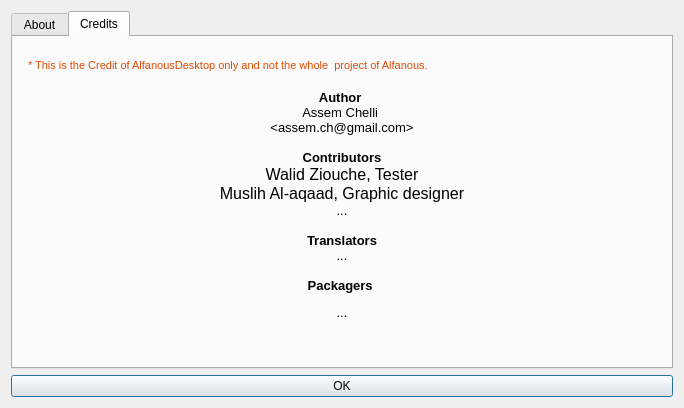
The window that src/alfanous-desktop/UI/aboutDlg.ui (Alfanous-team/alfanous) describes before a commit, drawn with Qt 5.
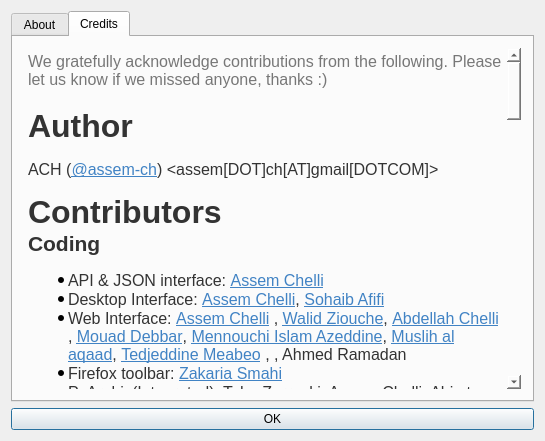
The same window after the commit. The open tabs and pages were chosen to show the change.

Commit message: update the about dialog contents

Patch:
```diff
--- a/src/alfanous-desktop/UI/aboutDlg.ui
+++ b/src/alfanous-desktop/UI/aboutDlg.ui
@@ -9,8 +9,8 @@
    <rect>
     <x>0</x>
     <y>0</y>
-    <width>684</width>
-    <height>408</height>
+    <width>545</width>
+    <height>441</height>
    </rect>
   </property>
   <property name="focusPolicy">
@@ -194,23 +194,83 @@
 &lt;html&gt;&lt;head&gt;&lt;meta name=&quot;qrichtext&quot; content=&quot;1&quot; /&gt;&lt;style type=&quot;text/css&quot;&gt;
 p, li { white-space: pre-wrap; }
 &lt;/style&gt;&lt;/head&gt;&lt;body style=&quot; font-family:'Arial'; font-size:12pt; font-weight:400; font-style:normal;&quot;&gt;
-&lt;p style=&quot; margin-top:0px; margin-bottom:0px; margin-left:0px; margin-right:0px; -qt-block-indent:0; text-indent:0px;&quot;&gt;&lt;span style=&quot; color:#de4a00; vertical-align:sub;&quot;&gt;* This is the Credit of AlfanousDesktop only and not the whole  project of Alfanous.&lt;/span&gt;&lt;/p&gt;
-&lt;p align=&quot;center&quot; style=&quot;-qt-paragraph-type:empty; margin-top:0px; margin-bottom:0px; margin-left:0px; margin-right:0px; -qt-block-indent:0; text-indent:0px;&quot;&gt;&lt;br /&gt;&lt;/p&gt;
-&lt;p align=&quot;center&quot; style=&quot; margin-top:0px; margin-bottom:0px; margin-left:0px; margin-right:0px; -qt-block-indent:0; text-indent:0px;&quot;&gt;&lt;span style=&quot; font-family:'Sans'; font-size:10pt; font-weight:600; color:#000000;&quot;&gt;Author &lt;/span&gt;&lt;/p&gt;
-&lt;p align=&quot;center&quot; style=&quot; margin-top:0px; margin-bottom:0px; margin-left:0px; margin-right:0px; -qt-block-indent:0; text-indent:0px;&quot;&gt;&lt;span style=&quot; font-family:'Sans'; font-size:10pt;&quot;&gt;Assem Chelli &lt;/span&gt;&lt;/p&gt;
-&lt;p align=&quot;center&quot; style=&quot; margin-top:0px; margin-bottom:0px; margin-left:0px; margin-right:0px; -qt-block-indent:0; text-indent:0px;&quot;&gt;&lt;span style=&quot; font-family:'Sans'; font-size:10pt;&quot;&gt;&amp;lt;assem.ch@gmail.com&amp;gt;&lt;/span&gt;&lt;/p&gt;
-&lt;p align=&quot;center&quot; style=&quot;-qt-paragraph-type:empty; margin-top:0px; margin-bottom:0px; margin-left:0px; margin-right:0px; -qt-block-indent:0; text-indent:0px; font-family:'Sans'; font-size:10pt;&quot;&gt;&lt;br /&gt;&lt;/p&gt;
-&lt;p align=&quot;center&quot; style=&quot; margin-top:0px; margin-bottom:0px; margin-left:0px; margin-right:0px; -qt-block-indent:0; text-indent:0px;&quot;&gt;&lt;span style=&quot; font-family:'Sans'; font-size:10pt; font-weight:600;&quot;&gt;Contributors&lt;/span&gt;&lt;/p&gt;
-&lt;p align=&quot;center&quot; style=&quot; margin-top:0px; margin-bottom:0px; margin-left:0px; margin-right:0px; -qt-block-indent:0; text-indent:0px;&quot;&gt;Walid Ziouche, Tester&lt;/p&gt;
-&lt;p align=&quot;center&quot; style=&quot; margin-top:0px; margin-bottom:0px; margin-left:0px; margin-right:0px; -qt-block-indent:0; text-indent:0px;&quot;&gt;Muslih Al-aqaad, Graphic designer&lt;/p&gt;
-&lt;p align=&quot;center&quot; style=&quot; margin-top:0px; margin-bottom:0px; margin-left:0px; margin-right:0px; -qt-block-indent:0; text-indent:0px;&quot;&gt;&lt;span style=&quot; font-family:'Sans'; font-size:10pt;&quot;&gt;...&lt;/span&gt;&lt;/p&gt;
-&lt;p align=&quot;center&quot; style=&quot;-qt-paragraph-type:empty; margin-top:0px; margin-bottom:0px; margin-left:0px; margin-right:0px; -qt-block-indent:0; text-indent:0px; font-family:'Sans'; font-size:10pt; font-weight:600;&quot;&gt;&lt;br /&gt;&lt;/p&gt;
-&lt;p align=&quot;center&quot; style=&quot; margin-top:0px; margin-bottom:0px; margin-left:0px; margin-right:0px; -qt-block-indent:0; text-indent:0px;&quot;&gt;&lt;span style=&quot; font-family:'Sans'; font-size:10pt; font-weight:600; color:#000000;&quot;&gt;Translators&lt;/span&gt;&lt;/p&gt;
-&lt;p align=&quot;center&quot; style=&quot; margin-top:0px; margin-bottom:0px; margin-left:0px; margin-right:0px; -qt-block-indent:0; text-indent:0px;&quot;&gt;&lt;span style=&quot; font-family:'Sans'; font-size:10pt;&quot;&gt;...&lt;/span&gt;&lt;/p&gt;
-&lt;p align=&quot;center&quot; style=&quot;-qt-paragraph-type:empty; margin-top:0px; margin-bottom:0px; margin-left:0px; margin-right:0px; -qt-block-indent:0; text-indent:0px; font-family:'Sans'; font-size:10pt;&quot;&gt;&lt;br /&gt;&lt;/p&gt;
-&lt;p align=&quot;center&quot; style=&quot; margin-top:0px; margin-bottom:12px; margin-left:0px; margin-right:0px; -qt-block-indent:0; text-indent:0px;&quot;&gt;&lt;span style=&quot; font-family:'Sans'; font-size:10pt; font-weight:600; color:#000000;&quot;&gt;Packagers &lt;/span&gt;&lt;/p&gt;
-&lt;p align=&quot;center&quot; style=&quot; margin-top:0px; margin-bottom:12px; margin-left:0px; margin-right:0px; -qt-block-indent:0; text-indent:0px;&quot;&gt;&lt;span style=&quot; font-family:'Sans'; font-size:10pt;&quot;&gt;...&lt;/span&gt;&lt;/p&gt;
-&lt;p align=&quot;center&quot; style=&quot;-qt-paragraph-type:empty; margin-top:0px; margin-bottom:12px; margin-left:0px; margin-right:0px; -qt-block-indent:0; text-indent:0px;&quot;&gt;&lt;br /&gt;&lt;/p&gt;&lt;/body&gt;&lt;/html&gt;</string>
+&lt;p style=&quot; margin-top:0px; margin-bottom:0px; margin-left:0px; margin-right:0px; -qt-block-indent:0; text-indent:0px;&quot;&gt;&lt;span style=&quot; font-family:'Helvetica,arial,freesans,clean,sans-serif'; color:#777777;&quot;&gt;We gratefully acknowledge contributions from the following. Please let us know if we missed anyone, thanks :)&lt;/span&gt;&lt;/p&gt;
+&lt;p style=&quot;-qt-paragraph-type:empty; margin-top:0px; margin-bottom:0px; margin-left:0px; margin-right:0px; -qt-block-indent:0; text-indent:0px; font-family:'Helvetica,arial,freesans,clean,sans-serif'; color:#777777;&quot;&gt;&lt;br /&gt;&lt;/p&gt;
+&lt;p style=&quot; margin-top:0px; margin-bottom:15px; margin-left:0px; margin-right:0px; -qt-block-indent:0; text-indent:0px;&quot;&gt;&lt;span style=&quot; font-family:'Helvetica,arial,freesans,clean,sans-serif'; font-size:24pt; font-weight:600; color:#333333;&quot;&gt;Author&lt;/span&gt;&lt;/p&gt;
+&lt;p style=&quot; margin-top:0px; margin-bottom:15px; margin-left:0px; margin-right:0px; -qt-block-indent:0; text-indent:0px;&quot;&gt;&lt;span style=&quot; font-family:'Helvetica,arial,freesans,clean,sans-serif'; color:#333333;&quot;&gt;ACH (&lt;/span&gt;&lt;a href=&quot;https://github.com/assem-ch&quot;&gt;&lt;span style=&quot; font-family:'Helvetica,arial,freesans,clean,sans-serif'; text-decoration: underline; color:#4183c4;&quot;&gt;@assem-ch&lt;/span&gt;&lt;/a&gt;&lt;span style=&quot; font-family:'Helvetica,arial,freesans,clean,sans-serif'; color:#333333;&quot;&gt;) &amp;lt;assem[DOT]ch[AT]gmail[DOTCOM]&amp;gt;&lt;/span&gt;&lt;/p&gt;
+&lt;p style=&quot; margin-top:0px; margin-bottom:0px; margin-left:0px; margin-right:0px; -qt-block-indent:0; text-indent:0px;&quot;&gt;&lt;a name=&quot;contributors&quot;&gt;&lt;/a&gt;&lt;span style=&quot; font-family:'Helvetica,arial,freesans,clean,sans-serif'; font-size:24pt; font-weight:600; color:#333333;&quot;&gt;C&lt;/span&gt;&lt;span style=&quot; font-family:'Helvetica,arial,freesans,clean,sans-serif'; font-size:24pt; font-weight:600; color:#333333;&quot;&gt;ontributors&lt;/span&gt;&lt;/p&gt;
+&lt;p style=&quot; margin-top:0px; margin-bottom:0px; margin-left:0px; margin-right:0px; -qt-block-indent:0; text-indent:0px;&quot;&gt;&lt;a name=&quot;coding&quot;&gt;&lt;/a&gt;&lt;span style=&quot; font-family:'Helvetica,arial,freesans,clean,sans-serif'; font-size:16pt; font-weight:600; color:#333333;&quot;&gt;C&lt;/span&gt;&lt;span style=&quot; font-family:'Helvetica,arial,freesans,clean,sans-serif'; font-size:16pt; font-weight:600; color:#333333;&quot;&gt;oding&lt;/span&gt;&lt;/p&gt;
+&lt;ul style=&quot;margin-top: 0px; margin-bottom: 0px; margin-left: 0px; margin-right: 0px; -qt-list-indent: 1;&quot;&gt;&lt;li style=&quot; font-family:'Helvetica,arial,freesans,clean,sans-serif'; color:#333333;&quot; style=&quot; margin-top:15px; margin-bottom:0px; margin-left:0px; margin-right:0px; -qt-block-indent:0; text-indent:0px;&quot;&gt;API &amp;amp; JSON interface: &lt;a href=&quot;https://github.com/assem-ch&quot;&gt;&lt;span style=&quot; text-decoration: underline; color:#4183c4;&quot;&gt;Assem Chelli&lt;/span&gt;&lt;/a&gt;&lt;/li&gt;
+&lt;li style=&quot; font-family:'Helvetica,arial,freesans,clean,sans-serif'; color:#333333;&quot; style=&quot; margin-top:0px; margin-bottom:0px; margin-left:0px; margin-right:0px; -qt-block-indent:0; text-indent:0px;&quot;&gt;Desktop Interface: &lt;a href=&quot;https://github.com/assem-ch&quot;&gt;&lt;span style=&quot; text-decoration: underline; color:#4183c4;&quot;&gt;Assem Chelli&lt;/span&gt;&lt;/a&gt;, &lt;a href=&quot;https://github.com/sohaibafifi&quot;&gt;&lt;span style=&quot; text-decoration: underline; color:#4183c4;&quot;&gt;Sohaib Afifi&lt;/span&gt;&lt;/a&gt;&lt;/li&gt;
+&lt;li style=&quot; font-family:'Helvetica,arial,freesans,clean,sans-serif'; color:#333333;&quot; style=&quot; margin-top:0px; margin-bottom:0px; margin-left:0px; margin-right:0px; -qt-block-indent:0; text-indent:0px;&quot;&gt;Web Interface: &lt;a href=&quot;https://github.com/assem-ch&quot;&gt;&lt;span style=&quot; text-decoration: underline; color:#4183c4;&quot;&gt;Assem Chelli&lt;/span&gt;&lt;/a&gt; , &lt;a href=&quot;https://github.com/01walid&quot;&gt;&lt;span style=&quot; text-decoration: underline; color:#4183c4;&quot;&gt;Walid Ziouche&lt;/span&gt;&lt;/a&gt;, &lt;a href=&quot;https://github.com/sneetsher&quot;&gt;&lt;span style=&quot; text-decoration: underline; color:#4183c4;&quot;&gt;Abdellah Chelli&lt;/span&gt;&lt;/a&gt; , &lt;a href=&quot;https://github.com/mdebbar&quot;&gt;&lt;span style=&quot; text-decoration: underline; color:#4183c4;&quot;&gt;Mouad Debbar&lt;/span&gt;&lt;/a&gt;, &lt;a href=&quot;https://github.com/islamoc&quot;&gt;&lt;span style=&quot; text-decoration: underline; color:#4183c4;&quot;&gt;Mennouchi Islam Azeddine&lt;/span&gt;&lt;/a&gt;, &lt;a href=&quot;https://github.com/muslih&quot;&gt;&lt;span style=&quot; text-decoration: underline; color:#4183c4;&quot;&gt;Muslih al aqaad&lt;/span&gt;&lt;/a&gt;, &lt;a href=&quot;https://github.com/tedj&quot;&gt;&lt;span style=&quot; text-decoration: underline; color:#4183c4;&quot;&gt;Tedjeddine Meabeo&lt;/span&gt;&lt;/a&gt; , , Ahmed Ramadan&lt;/li&gt;
+&lt;li style=&quot; font-family:'Helvetica,arial,freesans,clean,sans-serif'; color:#333333;&quot; style=&quot; margin-top:0px; margin-bottom:0px; margin-left:0px; margin-right:0px; -qt-block-indent:0; text-indent:0px;&quot;&gt;Firefox toolbar: &lt;a href=&quot;https://github.com/zsmahi&quot;&gt;&lt;span style=&quot; text-decoration: underline; color:#4183c4;&quot;&gt;Zakaria Smahi&lt;/span&gt;&lt;/a&gt;&lt;/li&gt;
+&lt;li style=&quot; font-family:'Helvetica,arial,freesans,clean,sans-serif'; color:#333333;&quot; style=&quot; margin-top:0px; margin-bottom:15px; margin-left:0px; margin-right:0px; -qt-block-indent:0; text-indent:0px;&quot;&gt;PyArabic(Integrated): Taha Zerrouki, Assem Chelli, Ahimta~&lt;/li&gt;&lt;/ul&gt;
+&lt;p style=&quot; margin-top:0px; margin-bottom:0px; margin-left:0px; margin-right:0px; -qt-block-indent:0; text-indent:0px;&quot;&gt;&lt;a name=&quot;research&quot;&gt;&lt;/a&gt;&lt;span style=&quot; font-family:'Helvetica,arial,freesans,clean,sans-serif'; font-size:16pt; font-weight:600; color:#333333;&quot;&gt;R&lt;/span&gt;&lt;span style=&quot; font-family:'Helvetica,arial,freesans,clean,sans-serif'; font-size:16pt; font-weight:600; color:#333333;&quot;&gt;esearch&lt;/span&gt;&lt;/p&gt;
+&lt;ul style=&quot;margin-top: 0px; margin-bottom: 0px; margin-left: 0px; margin-right: 0px; -qt-list-indent: 1;&quot;&gt;&lt;li style=&quot; font-family:'Helvetica,arial,freesans,clean,sans-serif'; color:#333333;&quot; style=&quot; margin-top:15px; margin-bottom:0px; margin-left:0px; margin-right:0px; -qt-block-indent:0; text-indent:0px;&quot;&gt;&lt;span style=&quot; font-weight:600;&quot;&gt;2009-2010: Engineer Thesis&lt;/span&gt;&lt;/li&gt;
+&lt;ul type=&quot;circle&quot; style=&quot;margin-top: 0px; margin-bottom: 0px; margin-left: 0px; margin-right: 0px; -qt-list-indent: 2;&quot;&gt;&lt;li style=&quot; font-family:'Helvetica,arial,freesans,clean,sans-serif'; color:#333333;&quot; style=&quot; margin-top:0px; margin-bottom:0px; margin-left:0px; margin-right:0px; -qt-block-indent:0; text-indent:0px;&quot;&gt;&lt;span style=&quot; font-weight:600;&quot;&gt;Title&lt;/span&gt;: Développement d'un moteur de recherche et d'indexation dans les documents coraniques&lt;/li&gt;
+&lt;li style=&quot; font-family:'Helvetica,arial,freesans,clean,sans-serif'; color:#333333;&quot; style=&quot; margin-top:0px; margin-bottom:0px; margin-left:0px; margin-right:0px; -qt-block-indent:0; text-indent:0px;&quot;&gt;&lt;span style=&quot; font-weight:600;&quot;&gt;University&lt;/span&gt;: &lt;a href=&quot;http://www.esi.dz/&quot;&gt;&lt;span style=&quot; text-decoration: underline; color:#4183c4;&quot;&gt;ESI&lt;/span&gt;&lt;/a&gt; - Algiers&lt;/li&gt;
+&lt;li style=&quot; font-family:'Helvetica,arial,freesans,clean,sans-serif'; color:#333333;&quot; style=&quot; margin-top:0px; margin-bottom:0px; margin-left:0px; margin-right:0px; -qt-block-indent:0; text-indent:0px;&quot;&gt;&lt;span style=&quot; font-weight:600;&quot;&gt;Collaborators&lt;/span&gt;: Assem Chelli (Student), Merouane Dahmani (Student), Taha Zerrouki ( Supervisor), Pr. Amar Balla ( Supervisor)&lt;/li&gt;&lt;/ul&gt;
+&lt;li style=&quot; font-family:'Helvetica,arial,freesans,clean,sans-serif'; color:#333333;&quot; style=&quot; margin-top:0px; margin-bottom:0px; margin-left:0px; margin-right:0px; -qt-block-indent:0; text-indent:0px;&quot;&gt;&lt;span style=&quot; font-weight:600;&quot;&gt;March 2011: Arabic Research paper&lt;/span&gt;&lt;/li&gt;
+&lt;ul type=&quot;circle&quot; style=&quot;margin-top: 0px; margin-bottom: 0px; margin-left: 0px; margin-right: 0px; -qt-list-indent: 2;&quot;&gt;&lt;li style=&quot; font-family:'Helvetica,arial,freesans,clean,sans-serif'; color:#333333;&quot; style=&quot; margin-top:0px; margin-bottom:0px; margin-left:0px; margin-right:0px; -qt-block-indent:0; text-indent:0px;&quot;&gt;&lt;span style=&quot; font-weight:600;&quot;&gt;Title&lt;/span&gt;: An Application Programming Interface for indexing and search in Noble Quran&lt;/li&gt;
+&lt;li style=&quot; font-family:'Helvetica,arial,freesans,clean,sans-serif'; color:#333333;&quot; style=&quot; margin-top:0px; margin-bottom:0px; margin-left:0px; margin-right:0px; -qt-block-indent:0; text-indent:0px;&quot;&gt;&lt;span style=&quot; font-weight:600;&quot;&gt;Conference&lt;/span&gt;: NITS 2011 KSA&lt;/li&gt;
+&lt;li style=&quot; font-family:'Helvetica,arial,freesans,clean,sans-serif'; color:#333333;&quot; style=&quot; margin-top:0px; margin-bottom:0px; margin-left:0px; margin-right:0px; -qt-block-indent:0; text-indent:0px;&quot;&gt;&lt;span style=&quot; font-weight:600;&quot;&gt;Collaborators&lt;/span&gt;: Assem Chelli, Merouane Dahmani, Taha Zerrouki, Pr. Amar Balla&lt;/li&gt;&lt;/ul&gt;
+&lt;li style=&quot; font-family:'Helvetica,arial,freesans,clean,sans-serif'; color:#333333;&quot; style=&quot; margin-top:0px; margin-bottom:15px; margin-left:0px; margin-right:0px; -qt-block-indent:0; text-indent:0px;&quot;&gt;&lt;span style=&quot; font-weight:600;&quot;&gt;May 2012: English Research paper&lt;/span&gt;&lt;/li&gt;&lt;/ul&gt;
+&lt;ul type=&quot;circle&quot; style=&quot;margin-top: 0px; margin-bottom: 0px; margin-left: 0px; margin-right: 0px; -qt-list-indent: 2;&quot;&gt;&lt;li style=&quot; font-family:'Helvetica,arial,freesans,clean,sans-serif'; color:#333333;&quot; style=&quot; margin-top:0px; margin-bottom:0px; margin-left:0px; margin-right:0px; -qt-block-indent:0; text-indent:0px;&quot;&gt;&lt;span style=&quot; font-weight:600;&quot;&gt;Title&lt;/span&gt;:. Advanced Search in Quran: Classification and Proposition of All Possible Features&lt;/li&gt;
+&lt;li style=&quot; font-family:'Helvetica,arial,freesans,clean,sans-serif'; color:#333333;&quot; style=&quot; margin-top:0px; margin-bottom:0px; margin-left:0px; margin-right:0px; -qt-block-indent:0; text-indent:0px;&quot;&gt;&lt;span style=&quot; font-weight:600;&quot;&gt;Conference&lt;/span&gt;: A pre-conference workshop in LREC 2012 Turkey which is about ”LRE-Rel: Language Resource and Evaluation for Religious Texts”&lt;/li&gt;
+&lt;li style=&quot; font-family:'Helvetica,arial,freesans,clean,sans-serif'; color:#333333;&quot; style=&quot; margin-top:0px; margin-bottom:0px; margin-left:0px; margin-right:0px; -qt-block-indent:0; text-indent:0px;&quot;&gt;&lt;span style=&quot; font-weight:600;&quot;&gt;Collaborators&lt;/span&gt;: Assem Chelli, Taha Zerrouki, Pr. Amar Balla&lt;/li&gt;&lt;/ul&gt;
+&lt;p style=&quot; margin-top:0px; margin-bottom:0px; margin-left:0px; margin-right:0px; -qt-block-indent:0; text-indent:0px;&quot;&gt;&lt;a name=&quot;graphics--design&quot;&gt;&lt;/a&gt;&lt;span style=&quot; font-family:'Helvetica,arial,freesans,clean,sans-serif'; font-weight:600; color:#333333;&quot;&gt;G&lt;/span&gt;&lt;span style=&quot; font-family:'Helvetica,arial,freesans,clean,sans-serif'; font-weight:600; color:#333333;&quot;&gt;raphics &amp;amp; Design&lt;/span&gt;&lt;/p&gt;
+&lt;ul style=&quot;margin-top: 0px; margin-bottom: 0px; margin-left: 0px; margin-right: 0px; -qt-list-indent: 1;&quot;&gt;&lt;li style=&quot; font-family:'Helvetica,arial,freesans,clean,sans-serif'; color:#333333;&quot; style=&quot; margin-top:15px; margin-bottom:0px; margin-left:0px; margin-right:0px; -qt-block-indent:0; text-indent:0px;&quot;&gt;Icons,Logos: Abdellah Chelli, Muslih Al-Aqaad, Ahmed Ramadan, Moussa Drihem&lt;/li&gt;
+&lt;li style=&quot; font-family:'Helvetica,arial,freesans,clean,sans-serif'; color:#333333;&quot; style=&quot; margin-top:0px; margin-bottom:0px; margin-left:0px; margin-right:0px; -qt-block-indent:0; text-indent:0px;&quot;&gt;Wallpapers: Aji Fatwa, Abd Madjid Kemari&lt;/li&gt;
+&lt;li style=&quot; font-family:'Helvetica,arial,freesans,clean,sans-serif'; color:#333333;&quot; style=&quot; margin-top:0px; margin-bottom:15px; margin-left:0px; margin-right:0px; -qt-block-indent:0; text-indent:0px;&quot;&gt;Joomla Template: Muslih Al-aqaad&lt;/li&gt;&lt;/ul&gt;
+&lt;p style=&quot; margin-top:0px; margin-bottom:0px; margin-left:0px; margin-right:0px; -qt-block-indent:0; text-indent:0px;&quot;&gt;&lt;a name=&quot;packaging&quot;&gt;&lt;/a&gt;&lt;span style=&quot; font-family:'Helvetica,arial,freesans,clean,sans-serif'; font-size:16pt; font-weight:600; color:#333333;&quot;&gt;P&lt;/span&gt;&lt;span style=&quot; font-family:'Helvetica,arial,freesans,clean,sans-serif'; font-size:16pt; font-weight:600; color:#333333;&quot;&gt;ackaging&lt;/span&gt;&lt;/p&gt;
+&lt;ul style=&quot;margin-top: 0px; margin-bottom: 0px; margin-left: 0px; margin-right: 0px; -qt-list-indent: 1;&quot;&gt;&lt;li style=&quot; font-family:'Helvetica,arial,freesans,clean,sans-serif'; color:#333333;&quot; style=&quot; margin-top:15px; margin-bottom:0px; margin-left:0px; margin-right:0px; -qt-block-indent:0; text-indent:0px;&quot;&gt;Windows NSIS installer: Assem Chelli&lt;/li&gt;
+&lt;li style=&quot; font-family:'Helvetica,arial,freesans,clean,sans-serif'; color:#333333;&quot; style=&quot; margin-top:0px; margin-bottom:0px; margin-left:0px; margin-right:0px; -qt-block-indent:0; text-indent:0px;&quot;&gt;Ubuntu/Sabily DEB package: Ahmed Almahmoudy&lt;/li&gt;
+&lt;li style=&quot; font-family:'Helvetica,arial,freesans,clean,sans-serif'; color:#333333;&quot; style=&quot; margin-top:0px; margin-bottom:0px; margin-left:0px; margin-right:0px; -qt-block-indent:0; text-indent:0px;&quot;&gt;Fedora/OpenSuse/Ojuba RPM package: Muhammad Shaban&lt;/li&gt;
+&lt;li style=&quot; font-family:'Helvetica,arial,freesans,clean,sans-serif'; color:#333333;&quot; style=&quot; margin-top:0px; margin-bottom:15px; margin-left:0px; margin-right:0px; -qt-block-indent:0; text-indent:0px;&quot;&gt;Arch-linux package: Walid Ziouche, Sohaib Afifi&lt;/li&gt;&lt;/ul&gt;
+&lt;p style=&quot; margin-top:0px; margin-bottom:0px; margin-left:0px; margin-right:0px; -qt-block-indent:0; text-indent:0px;&quot;&gt;&lt;a name=&quot;resource-enriching&quot;&gt;&lt;/a&gt;&lt;span style=&quot; font-family:'Helvetica,arial,freesans,clean,sans-serif'; font-size:16pt; font-weight:600; color:#333333;&quot;&gt;R&lt;/span&gt;&lt;span style=&quot; font-family:'Helvetica,arial,freesans,clean,sans-serif'; font-size:16pt; font-weight:600; color:#333333;&quot;&gt;esource Enriching&lt;/span&gt;&lt;/p&gt;
+&lt;ul style=&quot;margin-top: 0px; margin-bottom: 0px; margin-left: 0px; margin-right: 0px; -qt-list-indent: 1;&quot;&gt;&lt;li style=&quot; font-family:'Helvetica,arial,freesans,clean,sans-serif'; color:#333333;&quot; style=&quot; margin-top:15px; margin-bottom:0px; margin-left:0px; margin-right:0px; -qt-block-indent:0; text-indent:0px;&quot;&gt;Word index: Taha Zerrouki, Assem Chelli, Asmaa Mhimeh, Rahma Maaref&lt;/li&gt;
+&lt;li style=&quot; font-family:'Helvetica,arial,freesans,clean,sans-serif'; color:#333333;&quot; style=&quot; margin-top:0px; margin-bottom:0px; margin-left:0px; margin-right:0px; -qt-block-indent:0; text-indent:0px;&quot;&gt;Aya index: {Tanzil Project}, Taha Zerrouki (Subjects), Muhi-uddin (Indian mushaf pages)&lt;/li&gt;
+&lt;li style=&quot; font-family:'Helvetica,arial,freesans,clean,sans-serif'; color:#333333;&quot; style=&quot; margin-top:0px; margin-bottom:15px; margin-left:0px; margin-right:0px; -qt-block-indent:0; text-indent:0px;&quot;&gt;Translations: {Tanzil Project},&lt;/li&gt;&lt;/ul&gt;
+&lt;p style=&quot; margin-top:0px; margin-bottom:0px; margin-left:0px; margin-right:0px; -qt-block-indent:0; text-indent:0px;&quot;&gt;&lt;a name=&quot;documentation&quot;&gt;&lt;/a&gt;&lt;span style=&quot; font-family:'Helvetica,arial,freesans,clean,sans-serif'; font-size:16pt; font-weight:600; color:#333333;&quot;&gt;D&lt;/span&gt;&lt;span style=&quot; font-family:'Helvetica,arial,freesans,clean,sans-serif'; font-size:16pt; font-weight:600; color:#333333;&quot;&gt;ocumentation&lt;/span&gt;&lt;/p&gt;
+&lt;ul style=&quot;margin-top: 0px; margin-bottom: 0px; margin-left: 0px; margin-right: 0px; -qt-list-indent: 1;&quot;&gt;&lt;li style=&quot; font-family:'Helvetica,arial,freesans,clean,sans-serif'; color:#333333;&quot; style=&quot; margin-top:15px; margin-bottom:15px; margin-left:0px; margin-right:0px; -qt-block-indent:0; text-indent:0px;&quot;&gt;Wiki: Assem Chelli, Abdellah Chelli&lt;/li&gt;&lt;/ul&gt;
+&lt;p style=&quot; margin-top:0px; margin-bottom:0px; margin-left:0px; margin-right:0px; -qt-block-indent:0; text-indent:0px;&quot;&gt;&lt;a name=&quot;writing&quot;&gt;&lt;/a&gt;&lt;span style=&quot; font-family:'Helvetica,arial,freesans,clean,sans-serif'; font-size:16pt; font-weight:600; color:#333333;&quot;&gt;W&lt;/span&gt;&lt;span style=&quot; font-family:'Helvetica,arial,freesans,clean,sans-serif'; font-size:16pt; font-weight:600; color:#333333;&quot;&gt;riting&lt;/span&gt;&lt;/p&gt;
+&lt;ul style=&quot;margin-top: 0px; margin-bottom: 0px; margin-left: 0px; margin-right: 0px; -qt-list-indent: 1;&quot;&gt;&lt;li style=&quot; font-family:'Helvetica,arial,freesans,clean,sans-serif'; color:#333333;&quot; style=&quot; margin-top:15px; margin-bottom:0px; margin-left:0px; margin-right:0px; -qt-block-indent:0; text-indent:0px;&quot;&gt;News : Mohamed M Sayed, Yasser Ghemit, Kacem Boukraa, Asmaa Mhimeh,&lt;/li&gt;
+&lt;li style=&quot; font-family:'Helvetica,arial,freesans,clean,sans-serif'; color:#333333;&quot; style=&quot; margin-top:0px; margin-bottom:15px; margin-left:0px; margin-right:0px; -qt-block-indent:0; text-indent:0px;&quot;&gt;Blog posts: Muslih Al-aqaad, Ahmed Jumal, Aji Fatwa&lt;/li&gt;&lt;/ul&gt;
+&lt;p style=&quot; margin-top:0px; margin-bottom:0px; margin-left:0px; margin-right:0px; -qt-block-indent:0; text-indent:0px;&quot;&gt;&lt;a name=&quot;community-management&quot;&gt;&lt;/a&gt;&lt;span style=&quot; font-family:'Helvetica,arial,freesans,clean,sans-serif'; font-size:16pt; font-weight:600; color:#333333;&quot;&gt;C&lt;/span&gt;&lt;span style=&quot; font-family:'Helvetica,arial,freesans,clean,sans-serif'; font-size:16pt; font-weight:600; color:#333333;&quot;&gt;ommunity Management&lt;/span&gt;&lt;/p&gt;
+&lt;ul style=&quot;margin-top: 0px; margin-bottom: 0px; margin-left: 0px; margin-right: 0px; -qt-list-indent: 1;&quot;&gt;&lt;li style=&quot; font-family:'Helvetica,arial,freesans,clean,sans-serif'; font-size:16pt; color:#333333;&quot; style=&quot; margin-top:15px; margin-bottom:0px; margin-left:0px; margin-right:0px; -qt-block-indent:0; text-indent:0px;&quot;&gt;&lt;span style=&quot; font-size:12pt;&quot;&gt;Yasmine Hoadjli&lt;/span&gt;&lt;/li&gt;
+&lt;li style=&quot; font-family:'Helvetica,arial,freesans,clean,sans-serif'; color:#333333;&quot; style=&quot; margin-top:0px; margin-bottom:0px; margin-left:0px; margin-right:0px; -qt-block-indent:0; text-indent:0px;&quot;&gt;Zineb Laouici&lt;/li&gt;
+&lt;li style=&quot; font-family:'Helvetica,arial,freesans,clean,sans-serif'; color:#333333;&quot; style=&quot; margin-top:0px; margin-bottom:15px; margin-left:0px; margin-right:0px; -qt-block-indent:0; text-indent:0px;&quot;&gt;Meriem Bounif&lt;/li&gt;&lt;/ul&gt;
+&lt;p style=&quot; margin-top:0px; margin-bottom:0px; margin-left:0px; margin-right:0px; -qt-block-indent:0; text-indent:0px;&quot;&gt;&lt;a name=&quot;translation&quot;&gt;&lt;/a&gt;&lt;span style=&quot; font-family:'Helvetica,arial,freesans,clean,sans-serif'; font-size:16pt; font-weight:600; color:#333333;&quot;&gt;T&lt;/span&gt;&lt;span style=&quot; font-family:'Helvetica,arial,freesans,clean,sans-serif'; font-size:16pt; font-weight:600; color:#333333;&quot;&gt;ranslation&lt;/span&gt;&lt;/p&gt;
+&lt;p style=&quot; margin-top:15px; margin-bottom:15px; margin-left:0px; margin-right:0px; -qt-block-indent:0; text-indent:0px;&quot;&gt;&lt;span style=&quot; font-family:'Helvetica,arial,freesans,clean,sans-serif'; color:#333333;&quot;&gt;( to help in translation, contact us in the mailing list &amp;lt;alfanous[at]googlegroups[dotcom]&amp;gt; )&lt;/span&gt;&lt;/p&gt;
+&lt;ul style=&quot;margin-top: 0px; margin-bottom: 0px; margin-left: 0px; margin-right: 0px; -qt-list-indent: 1;&quot;&gt;&lt;li style=&quot; font-family:'Helvetica,arial,freesans,clean,sans-serif'; color:#333333;&quot; style=&quot; margin-top:15px; margin-bottom:0px; margin-left:0px; margin-right:0px; -qt-block-indent:0; text-indent:0px;&quot;&gt;Desktop application&lt;/li&gt;
+&lt;ul type=&quot;circle&quot; style=&quot;margin-top: 0px; margin-bottom: 0px; margin-left: 0px; margin-right: 0px; -qt-list-indent: 2;&quot;&gt;&lt;li style=&quot; font-family:'Helvetica,arial,freesans,clean,sans-serif'; color:#333333;&quot; style=&quot; margin-top:0px; margin-bottom:0px; margin-left:0px; margin-right:0px; -qt-block-indent:0; text-indent:0px;&quot;&gt;(we'll write about that as soon as we manage the translations made to the desktop application)&lt;/li&gt;&lt;/ul&gt;
+&lt;li style=&quot; font-family:'Helvetica,arial,freesans,clean,sans-serif'; color:#333333;&quot; style=&quot; margin-top:0px; margin-bottom:0px; margin-left:0px; margin-right:0px; -qt-block-indent:0; text-indent:0px;&quot;&gt;Main Web Interface&lt;/li&gt;
+&lt;ul type=&quot;circle&quot; style=&quot;margin-top: 0px; margin-bottom: 0px; margin-left: 0px; margin-right: 0px; -qt-list-indent: 2;&quot;&gt;&lt;li style=&quot; font-family:'Helvetica,arial,freesans,clean,sans-serif'; color:#333333;&quot; style=&quot; margin-top:0px; margin-bottom:0px; margin-left:0px; margin-right:0px; -qt-block-indent:0; text-indent:0px;&quot;&gt;Arabic: Assem Chelli, Yasmine Houadjli&lt;/li&gt;
+&lt;li style=&quot; font-family:'Helvetica,arial,freesans,clean,sans-serif'; color:#333333;&quot; style=&quot; margin-top:0px; margin-bottom:0px; margin-left:0px; margin-right:0px; -qt-block-indent:0; text-indent:0px;&quot;&gt;French: Zineb Pub, Yasmine Houadjli, Abdelkarim Aries, Nassim rehali, Nasreddine Cheniki&lt;/li&gt;
+&lt;li style=&quot; font-family:'Helvetica,arial,freesans,clean,sans-serif'; color:#333333;&quot; style=&quot; margin-top:0px; margin-bottom:0px; margin-left:0px; margin-right:0px; -qt-block-indent:0; text-indent:0px;&quot;&gt;Indonesian: Ahmed Jumal , Amy cidra, Mahyuddin Susanto&lt;/li&gt;
+&lt;li style=&quot; font-family:'Helvetica,arial,freesans,clean,sans-serif'; color:#333333;&quot; style=&quot; margin-top:0px; margin-bottom:0px; margin-left:0px; margin-right:0px; -qt-block-indent:0; text-indent:0px;&quot;&gt;Japanese: Abdelkarim Aries&lt;/li&gt;
+&lt;li style=&quot; font-family:'Helvetica,arial,freesans,clean,sans-serif'; color:#333333;&quot; style=&quot; margin-top:0px; margin-bottom:0px; margin-left:0px; margin-right:0px; -qt-block-indent:0; text-indent:0px;&quot;&gt;Spanish: Khireddine Chekraoui&lt;/li&gt;
+&lt;li style=&quot; font-family:'Helvetica,arial,freesans,clean,sans-serif'; color:#333333;&quot; style=&quot; margin-top:0px; margin-bottom:0px; margin-left:0px; margin-right:0px; -qt-block-indent:0; text-indent:0px;&quot;&gt;Portuguese: Jonathan Da Fonseca&lt;/li&gt;
+&lt;li style=&quot; font-family:'Helvetica,arial,freesans,clean,sans-serif'; color:#333333;&quot; style=&quot; margin-top:0px; margin-bottom:0px; margin-left:0px; margin-right:0px; -qt-block-indent:0; text-indent:0px;&quot;&gt;German: Dennis Baudys&lt;/li&gt;
+&lt;li style=&quot; font-family:'Helvetica,arial,freesans,clean,sans-serif'; color:#333333;&quot; style=&quot; margin-top:0px; margin-bottom:0px; margin-left:0px; margin-right:0px; -qt-block-indent:0; text-indent:0px;&quot;&gt;Malay: 'abuyop'&lt;/li&gt;
+&lt;li style=&quot; font-family:'Helvetica,arial,freesans,clean,sans-serif'; color:#333333;&quot; style=&quot; margin-top:0px; margin-bottom:0px; margin-left:0px; margin-right:0px; -qt-block-indent:0; text-indent:0px;&quot;&gt;Kurdish:&lt;/li&gt;
+&lt;li style=&quot; font-family:'Helvetica,arial,freesans,clean,sans-serif'; color:#333333;&quot; style=&quot; margin-top:0px; margin-bottom:0px; margin-left:0px; margin-right:0px; -qt-block-indent:0; text-indent:0px;&quot;&gt;Malayalam: 'STyM Alfazz' &amp;lt;&lt;a href=&quot;https://launchpad.net/~alfasst&quot;&gt;&lt;span style=&quot; text-decoration: underline; color:#4183c4;&quot;&gt;https://launchpad.net/~alfasst&lt;/span&gt;&lt;/a&gt;&amp;gt;&lt;/li&gt;&lt;/ul&gt;
+&lt;li style=&quot; font-family:'Helvetica,arial,freesans,clean,sans-serif'; color:#333333;&quot; style=&quot; margin-top:0px; margin-bottom:15px; margin-left:0px; margin-right:0px; -qt-block-indent:0; text-indent:0px;&quot;&gt;Mobile Web interface&lt;/li&gt;&lt;/ul&gt;
+&lt;ul type=&quot;circle&quot; style=&quot;margin-top: 0px; margin-bottom: 0px; margin-left: 0px; margin-right: 0px; -qt-list-indent: 2;&quot;&gt;&lt;li style=&quot; font-family:'Helvetica,arial,freesans,clean,sans-serif'; color:#333333;&quot; style=&quot; margin-top:0px; margin-bottom:0px; margin-left:0px; margin-right:0px; -qt-block-indent:0; text-indent:0px;&quot;&gt;Bosnian: Armin Kazi&lt;/li&gt;
+&lt;li style=&quot; font-family:'Helvetica,arial,freesans,clean,sans-serif'; color:#333333;&quot; style=&quot; margin-top:0px; margin-bottom:0px; margin-left:0px; margin-right:0px; -qt-block-indent:0; text-indent:0px;&quot;&gt;Brazilian Portuguese: Aieon.corp(LP)&lt;/li&gt;
+&lt;li style=&quot; font-family:'Helvetica,arial,freesans,clean,sans-serif'; color:#333333;&quot; style=&quot; margin-top:0px; margin-bottom:0px; margin-left:0px; margin-right:0px; -qt-block-indent:0; text-indent:0px;&quot;&gt;French: Karim Oulad Chalha, 'yass-pard'&lt;/li&gt;
+&lt;li style=&quot; font-family:'Helvetica,arial,freesans,clean,sans-serif'; color:#333333;&quot; style=&quot; margin-top:0px; margin-bottom:0px; margin-left:0px; margin-right:0px; -qt-block-indent:0; text-indent:0px;&quot;&gt;Indonesian: Mahyuddin Susanto,&lt;/li&gt;
+&lt;li style=&quot; font-family:'Helvetica,arial,freesans,clean,sans-serif'; color:#333333;&quot; style=&quot; margin-top:0px; margin-bottom:0px; margin-left:0px; margin-right:0px; -qt-block-indent:0; text-indent:0px;&quot;&gt;Italian: 'Guybrush88'&lt;/li&gt;
+&lt;li style=&quot; font-family:'Helvetica,arial,freesans,clean,sans-serif'; color:#333333;&quot; style=&quot; margin-top:0px; margin-bottom:0px; margin-left:0px; margin-right:0px; -qt-block-indent:0; text-indent:0px;&quot;&gt;Japanese: Abdelkarim Aries&lt;/li&gt;
+&lt;li style=&quot; font-family:'Helvetica,arial,freesans,clean,sans-serif'; color:#333333;&quot; style=&quot; margin-top:0px; margin-bottom:0px; margin-left:0px; margin-right:0px; -qt-block-indent:0; text-indent:0px;&quot;&gt;Malay: 'abuyop'&lt;/li&gt;&lt;/ul&gt;
+&lt;p style=&quot; margin-top:0px; margin-bottom:0px; margin-left:0px; margin-right:0px; -qt-block-indent:0; text-indent:0px;&quot;&gt;&lt;a name=&quot;test--support&quot;&gt;&lt;/a&gt;&lt;span style=&quot; font-family:'Helvetica,arial,freesans,clean,sans-serif'; font-size:16pt; font-weight:600; color:#333333;&quot;&gt;T&lt;/span&gt;&lt;span style=&quot; font-family:'Helvetica,arial,freesans,clean,sans-serif'; font-size:16pt; font-weight:600; color:#333333;&quot;&gt;est &amp;amp; Support&lt;/span&gt;&lt;/p&gt;
+&lt;ul style=&quot;margin-top: 0px; margin-bottom: 0px; margin-left: 0px; margin-right: 0px; -qt-list-indent: 1;&quot;&gt;&lt;li style=&quot; font-family:'Helvetica,arial,freesans,clean,sans-serif'; color:#333333;&quot; style=&quot; margin-top:15px; margin-bottom:0px; margin-left:0px; margin-right:0px; -qt-block-indent:0; text-indent:0px;&quot;&gt;Test: &lt;a href=&quot;https://github.com/01walid&quot;&gt;&lt;span style=&quot; text-decoration: underline; color:#4183c4;&quot;&gt;Walid Ziouche&lt;/span&gt;&lt;/a&gt;&lt;/li&gt;
+&lt;li style=&quot; font-family:'Helvetica,arial,freesans,clean,sans-serif'; color:#333333;&quot; style=&quot; margin-top:0px; margin-bottom:0px; margin-left:0px; margin-right:0px; -qt-block-indent:0; text-indent:0px;&quot;&gt;Bugs: Oussama Chammam, Ahmed Salem, xsoh, Yacer~, Jounathan~, BenSali~ , Many persons from the community, thanks to all.&lt;/li&gt;
+&lt;li style=&quot; font-family:'Helvetica,arial,freesans,clean,sans-serif'; color:#333333;&quot; style=&quot; margin-top:0px; margin-bottom:15px; margin-left:0px; margin-right:0px; -qt-block-indent:0; text-indent:0px;&quot;&gt;Vulns: Jalil~&lt;/li&gt;&lt;/ul&gt;
+&lt;p style=&quot; margin-top:0px; margin-bottom:15px; margin-left:0px; margin-right:0px; -qt-block-indent:0; text-indent:0px;&quot;&gt;&lt;span style=&quot; font-family:'Helvetica,arial,freesans,clean,sans-serif'; font-size:xx-large; font-weight:600; color:#333333;&quot;&gt;Acknowledgment&lt;/span&gt;&lt;/p&gt;
+&lt;p style=&quot; margin-top:15px; margin-bottom:15px; margin-left:0px; margin-right:0px; -qt-block-indent:0; text-indent:0px;&quot;&gt;&lt;span style=&quot; font-family:'Helvetica,arial,freesans,clean,sans-serif'; color:#333333;&quot;&gt;We gratefully acknowledge the following.&lt;/span&gt;&lt;/p&gt;
+&lt;ul style=&quot;margin-top: 0px; margin-bottom: 0px; margin-left: 0px; margin-right: 0px; -qt-list-indent: 1;&quot;&gt;&lt;li style=&quot; font-family:'Helvetica,arial,freesans,clean,sans-serif'; color:#333333;&quot; style=&quot; margin-top:15px; margin-bottom:0px; margin-left:0px; margin-right:0px; -qt-block-indent:0; text-indent:0px;&quot;&gt;Sabily team&lt;/li&gt;&lt;/ul&gt;
+&lt;p style=&quot;-qt-paragraph-type:empty; margin-top:0px; margin-bottom:0px; margin-left:0px; margin-right:0px; -qt-block-indent:0; text-indent:0px;&quot;&gt;&lt;br /&gt;&lt;/p&gt;&lt;/body&gt;&lt;/html&gt;</string>
          </property>
          <property name="overwriteMode">
           <bool>true</bool>
```
Left out of the diff: 7 changed lines with no effect on the pictures.
